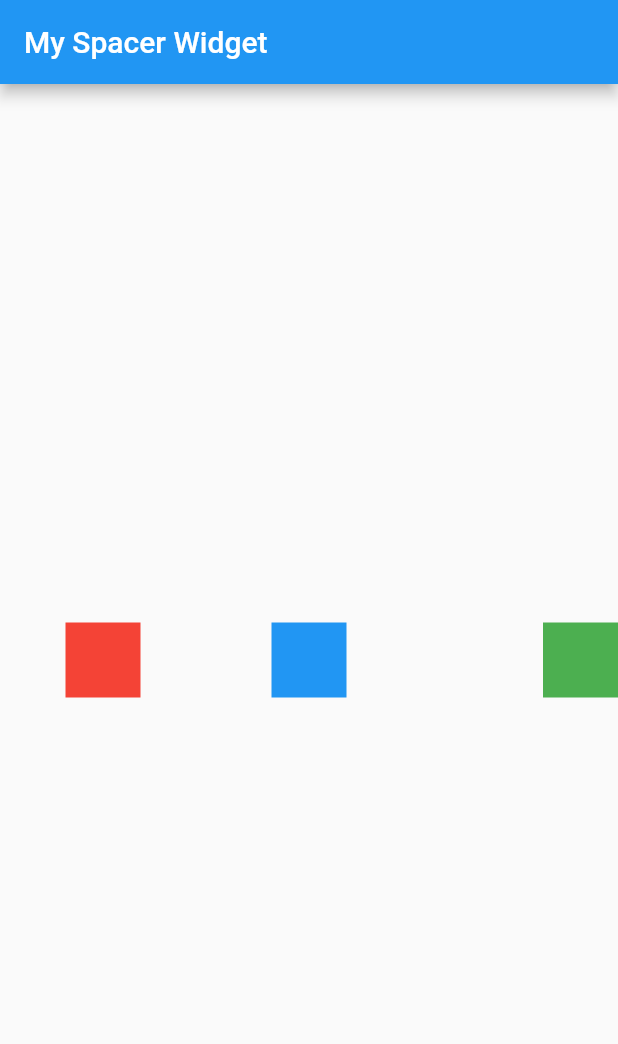
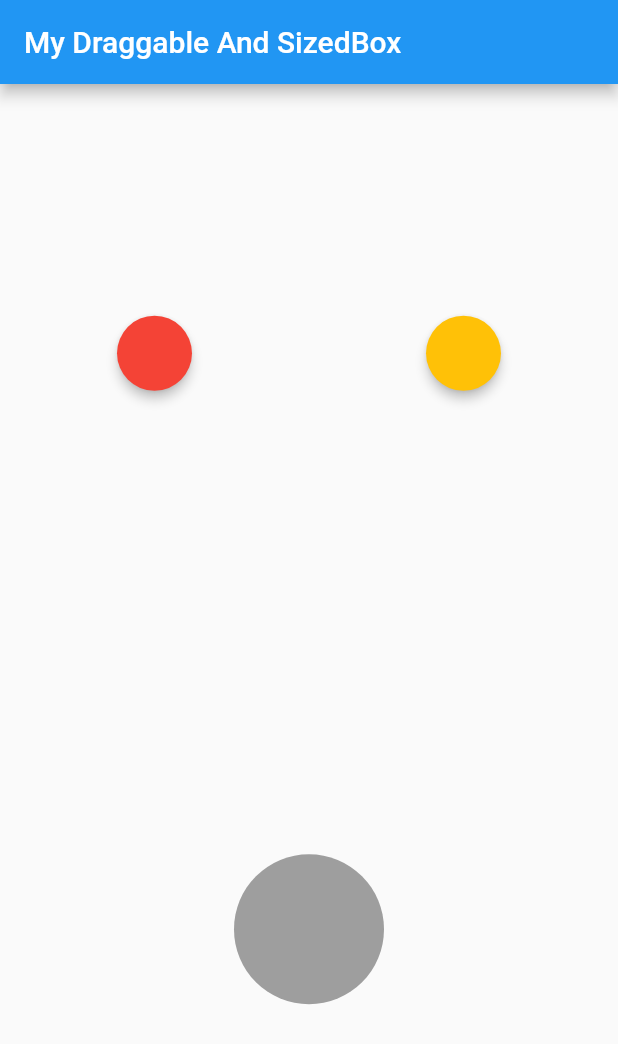
Before and after one commit to zaenury/flutter_apps, a Flutter app: the screen it shows after launch, on a phone screen of 412 x 824 dp. Shown: the top 1044 px of the screen. Run offline on Flutter 3.47's test engine with Material 2 defaults, Android fonts, the phone set to English and light mode, and no system bars.

Commit message:
Draggable, DragTarget, SizedBox, Material

```diff
--- a/lib/main.dart
+++ b/lib/main.dart
@@ -3,7 +3,122 @@ import 'dart:math';
 import 'package:flutter/material.dart';
 
 void main() {
-  runApp(new MySpacerWidget());
+  runApp(new MyDraggableAndSizedBox());
+}
+
+class MyDraggableAndSizedBox extends StatefulWidget {
+  @override
+  _MyDraggableAndSizedBoxState createState() => _MyDraggableAndSizedBoxState();
+}
+
+class _MyDraggableAndSizedBoxState extends State<MyDraggableAndSizedBox> {
+  Color color1 = Colors.red;
+  Color color2 = Colors.amber;
+  bool isAccepted = false;
+  Color colorTarget;
+
+  @override
+  Widget build(BuildContext context) {
+    return MaterialApp(
+      home: Scaffold(
+        appBar: AppBar(
+          title: Text("My Draggable And SizedBox"),
+        ),
+        body: Column(
+          mainAxisAlignment: MainAxisAlignment.spaceAround,
+          children: <Widget>[
+            Row(
+              mainAxisAlignment: MainAxisAlignment.spaceAround,
+              children: <Widget>[
+                Draggable<Color>(
+                  data: color1,
+                  child: SizedBox(
+                    height: 50,
+                    width: 50,
+                    child: Material(
+                      color: color1,
+                      shape: StadiumBorder(),
+                      elevation: 3,
+                    ),
+                  ),
+                  childWhenDragging: SizedBox(
+                    height: 50,
+                    width: 50,
+                    child: Material(
+                      color: Colors.grey,
+                      shape: StadiumBorder(),
+                    ),
+                  ),
+                  feedback: SizedBox(
+                    height: 50,
+                    width: 50,
+                    child: Material(
+                      color: color1.withOpacity(0.7),
+                      shape: StadiumBorder(),
+                    ),
+                  ),
+                ),
+                Draggable<Color>(
+                  data: color2,
+                  child: SizedBox(
+                    height: 50,
+                    width: 50,
+                    child: Material(
+                      color: color2,
+                      shape: StadiumBorder(),
+                      elevation: 3,
+                    ),
+                  ),
+                  childWhenDragging: SizedBox(
+                    height: 50,
+                    width: 50,
+                    child: Material(
+                      color: Colors.grey,
+                      shape: StadiumBorder(),
+                    ),
+                  ),
+                  feedback: SizedBox(
+                    height: 50,
+                    width: 50,
+                    child: Material(
+                      color: color2.withOpacity(0.7),
+                      shape: StadiumBorder(),
+                    ),
+                  ),
+                ),
+              ],
+            ),
+            DragTarget<Color>(
+              onWillAccept: (value) => true,
+              onAccept: (value) {
+                isAccepted = true;
+                colorTarget = (value);
+              },
+              builder: (context, candidates, rejected) {
+                return (isAccepted)
+                    ? SizedBox(
+                        height: 100,
+                        width: 100,
+                        child: Material(
+                          color: colorTarget,
+                          shape: StadiumBorder(),
+                        ),
+                      )
+                    : SizedBox(
+                        height: 100,
+                        width: 100,
+                        child: Material(
+                          color: Colors.grey,
+                          shape: StadiumBorder(),
+                        ),
+                      );
+              },
+            )
+          ],
+        ),
+      ),
+    );
+  }
 }
 
 class MySpacerWidget extends StatelessWidget {
```
